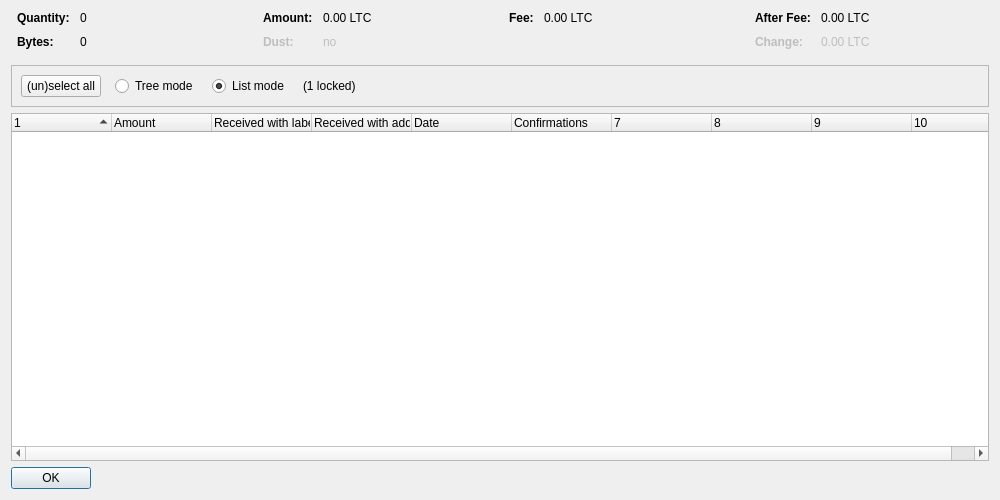
Qt form src/qt/forms/coincontroldialog.ui (santos177/TradeLayer) before a commit.
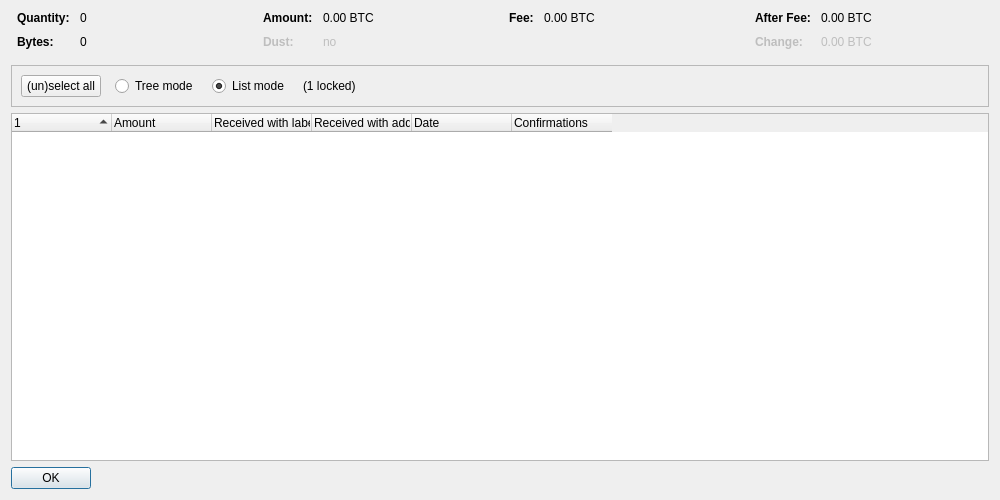
The same form after that commit. Custom widgets are drawn as their Qt base class.

What changed in the file:
```diff
--- a/src/qt/forms/coincontroldialog.ui
+++ b/src/qt/forms/coincontroldialog.ui
@@ -132,7 +132,7 @@
           <enum>Qt::ActionsContextMenu</enum>
          </property>
          <property name="text">
-          <string notr="true">0.00 LTC</string>
+          <string notr="true">0.00 BTC</string>
          </property>
          <property name="textInteractionFlags">
           <set>Qt::LinksAccessibleByMouse|Qt::TextSelectableByKeyboard|Qt::TextSelectableByMouse</set>
@@ -212,7 +212,7 @@
           <enum>Qt::ActionsContextMenu</enum>
          </property>
          <property name="text">
-          <string notr="true">0.00 LTC</string>
+          <string notr="true">0.00 BTC</string>
          </property>
          <property name="textInteractionFlags">
           <set>Qt::LinksAccessibleByMouse|Qt::TextSelectableByKeyboard|Qt::TextSelectableByMouse</set>
@@ -257,7 +257,7 @@
           <enum>Qt::ActionsContextMenu</enum>
          </property>
          <property name="text">
-          <string notr="true">0.00 LTC</string>
+          <string notr="true">0.00 BTC</string>
          </property>
          <property name="textInteractionFlags">
           <set>Qt::LinksAccessibleByMouse|Qt::TextSelectableByKeyboard|Qt::TextSelectableByMouse</set>
@@ -292,7 +292,7 @@
           <enum>Qt::ActionsContextMenu</enum>
          </property>
          <property name="text">
-          <string notr="true">0.00 LTC</string>
+          <string notr="true">0.00 BTC</string>
          </property>
          <property name="textInteractionFlags">
           <set>Qt::LinksAccessibleByMouse|Qt::TextSelectableByKeyboard|Qt::TextSelectableByMouse</set>
@@ -402,7 +402,7 @@
       <bool>false</bool>
      </property>
      <property name="columnCount">
-      <number>10</number>
+      <number>6</number>
      </property>
      <attribute name="headerShowSortIndicator" stdset="0">
       <bool>true</bool>
```
